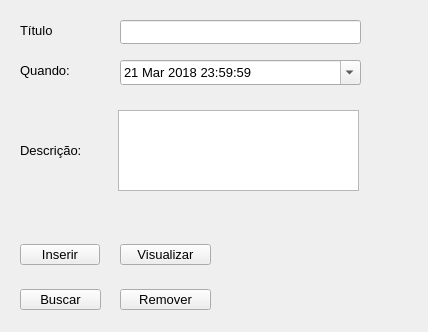
Before: the Qt Designer form Agenda/agenda.ui in AndersonS001/Estrutura-de-Dados, drawn with Qt 5.
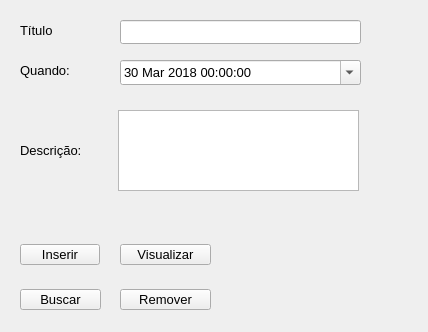
After: the same form once the commit is applied.

The edit to the form file:
```diff
--- a/Agenda/agenda.ui
+++ b/Agenda/agenda.ui
@@ -46,14 +46,14 @@
       <pointsize>10</pointsize>
      </font>
     </property>
-    <property name="dateTime">
+    <property name="minimumDateTime">
      <datetime>
-      <hour>23</hour>
-      <minute>59</minute>
-      <second>59</second>
+      <hour>0</hour>
+      <minute>0</minute>
+      <second>0</second>
       <year>2018</year>
       <month>3</month>
-      <day>21</day>
+      <day>30</day>
      </datetime>
     </property>
     <property name="maximumDate">
@@ -67,7 +67,7 @@
      <date>
       <year>2018</year>
       <month>3</month>
-      <day>21</day>
+      <day>30</day>
      </date>
     </property>
     <property name="calendarPopup">
```
